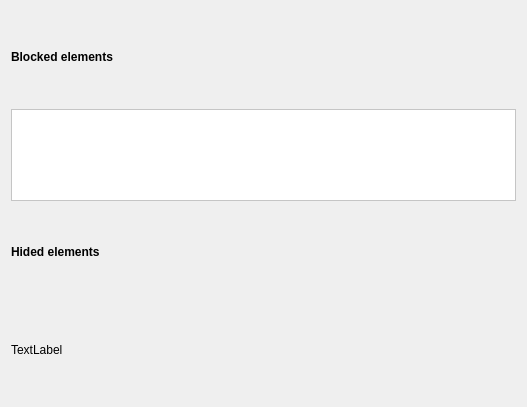
Above: src/adblock/blocked_elements.ui from KDE/rekonq before the change. Below: the same form after it.
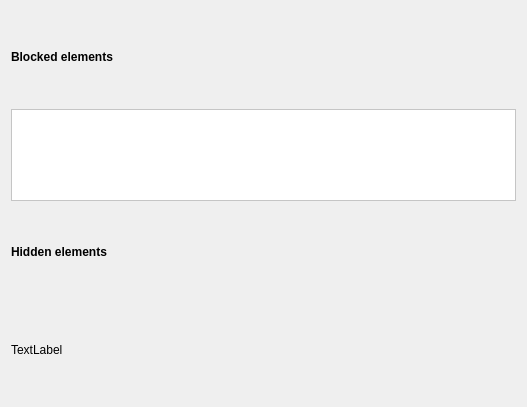
That is the form after the change.

Commit message: hided->hidden, pluralize message

Diff of the .ui file:
```diff
--- a/src/adblock/blocked_elements.ui
+++ b/src/adblock/blocked_elements.ui
@@ -101,7 +101,7 @@
    <item>
     <widget class="QLabel" name="HidedLabel">
      <property name="text">
-      <string>&lt;b&gt;Hided elements&lt;/b&gt;</string>
+      <string>&lt;b&gt;Hidden elements&lt;/b&gt;</string>
      </property>
     </widget>
    </item>
```
The commit also changes 1 other file.
